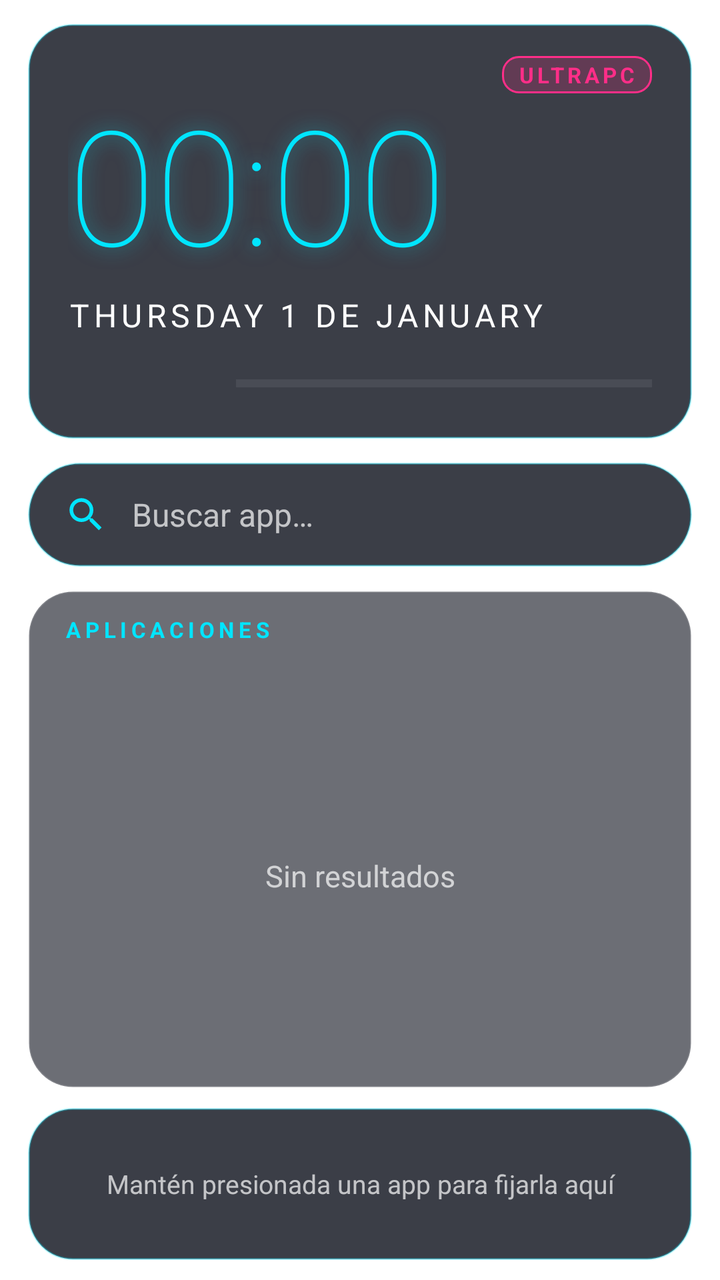
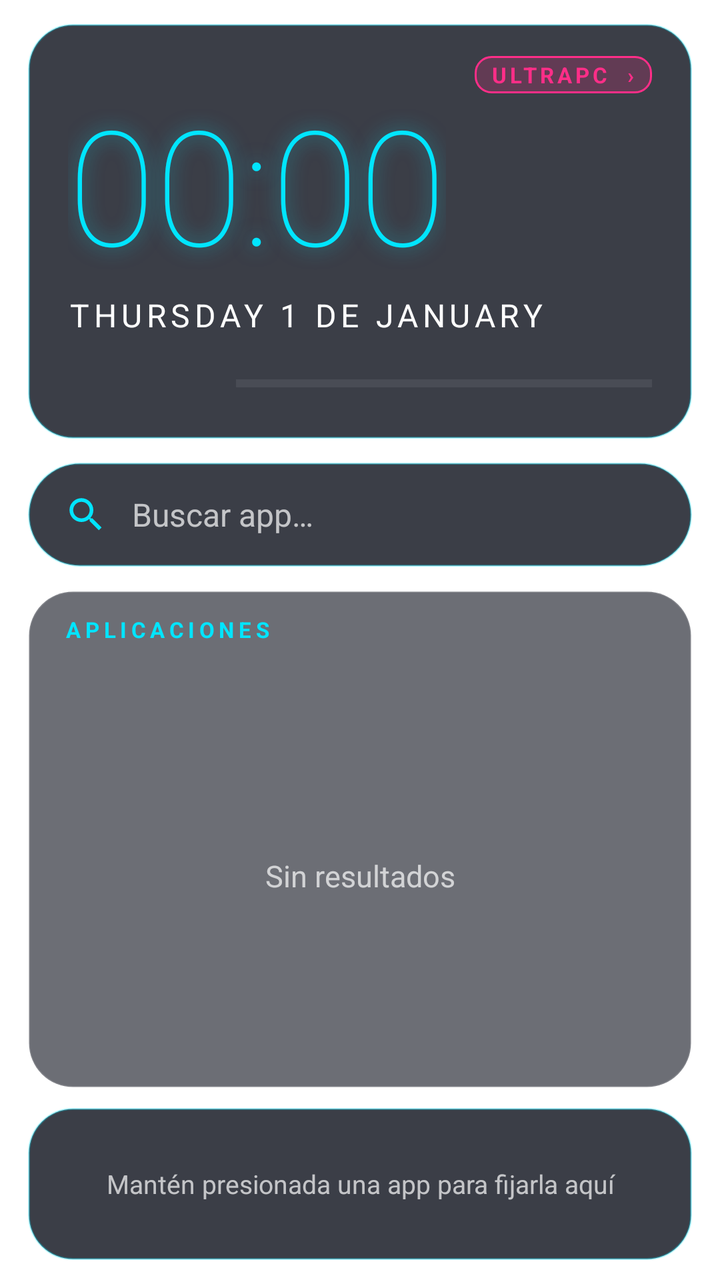

Screens rendered from an Android XML layout before and after an edit, with the pre-edit source and the edit as a unified diff.
<!-- AndroidManifest.xml: application theme LauncherTheme -->
<!-- res/layout/activity_main.xml -->
<?xml version="1.0" encoding="utf-8"?>
<LinearLayout xmlns:android="http://schemas.android.com/apk/res/android"
    android:id="@+id/root"
    android:layout_width="match_parent"
    android:layout_height="match_parent"
    android:orientation="vertical"
    android:fitsSystemWindows="true"
    android:paddingLeft="14dp"
    android:paddingRight="14dp"
    android:paddingTop="12dp"
    android:paddingBottom="10dp">

    
    <LinearLayout
        android:id="@+id/header"
        android:layout_width="match_parent"
        android:layout_height="wrap_content"
        android:orientation="vertical"
        android:background="@drawable/bg_panel"
        android:paddingLeft="20dp"
        android:paddingRight="20dp"
        android:paddingTop="16dp"
        android:paddingBottom="18dp">

        <LinearLayout
            android:layout_width="match_parent"
            android:layout_height="wrap_content"
            android:gravity="center_vertical"
            android:orientation="horizontal">

            <TextView
                android:id="@+id/greeting"
                android:layout_width="0dp"
                android:layout_height="wrap_content"
                android:layout_weight="1"
                android:textColor="@color/text_dim"
                android:textSize="13sp"
                android:textAllCaps="true"
                android:letterSpacing="0.2" />

            <TextView
                android:layout_width="wrap_content"
                android:layout_height="wrap_content"
                android:background="@drawable/bg_tag"
                android:paddingLeft="8dp"
                android:paddingRight="8dp"
                android:paddingTop="2dp"
                android:paddingBottom="2dp"
                android:text="ULTRAPC"
                android:textColor="@color/accent2"
                android:textSize="11sp"
                android:textStyle="bold"
                android:letterSpacing="0.15" />
        </LinearLayout>

        <TextClock
            android:id="@+id/clock"
            android:layout_width="wrap_content"
            android:layout_height="wrap_content"
            android:layout_marginTop="2dp"
            android:format24Hour="HH:mm"
            android:format12Hour="HH:mm"
            android:textColor="@color/accent"
            android:textSize="80sp"
            android:includeFontPadding="false"
            android:fontFamily="sans-serif-thin"
            android:shadowColor="#8000E5FF"
            android:shadowRadius="24" />

        <TextClock
            android:id="@+id/date"
            android:layout_width="wrap_content"
            android:layout_height="wrap_content"
            android:layout_marginTop="4dp"
            android:format24Hour="EEEE d 'de' MMMM"
            android:format12Hour="EEEE d 'de' MMMM"
            android:textColor="@color/text"
            android:textSize="16sp"
            android:textAllCaps="true"
            android:letterSpacing="0.14" />

        <LinearLayout
            android:id="@+id/battery"
            android:layout_width="match_parent"
            android:layout_height="wrap_content"
            android:layout_marginTop="14dp"
            android:gravity="center_vertical"
            android:orientation="horizontal">

            <TextView
                android:id="@+id/batteryText"
                android:layout_width="wrap_content"
                android:layout_height="wrap_content"
                android:minWidth="84dp"
                android:textColor="@color/text"
                android:textSize="14sp"
                android:textStyle="bold"
                android:fontFamily="monospace" />

            <ProgressBar
                android:id="@+id/batteryBar"
                style="@android:style/Widget.Material.ProgressBar.Horizontal"
                android:layout_width="0dp"
                android:layout_height="6dp"
                android:layout_weight="1"
                android:max="100"
                android:progressTint="@color/accent"
                android:progressBackgroundTint="#40FFFFFF" />
        </LinearLayout>
    </LinearLayout>

    
    <LinearLayout
        android:id="@+id/searchBox"
        android:layout_width="match_parent"
        android:layout_height="52dp"
        android:layout_marginTop="12dp"
        android:background="@drawable/bg_search"
        android:gravity="center_vertical"
        android:orientation="horizontal"
        android:paddingLeft="18dp"
        android:paddingRight="8dp"
        android:addStatesFromChildren="true">

        <ImageView
            android:layout_width="22dp"
            android:layout_height="22dp"
            android:src="@drawable/ic_search" />

        <EditText
            android:id="@+id/search"
            android:layout_width="0dp"
            android:layout_height="match_parent"
            android:layout_weight="1"
            android:layout_marginLeft="12dp"
            android:background="@null"
            android:hint="Buscar app…"
            android:textColorHint="@color/text_dim"
            android:textColor="@color/text"
            android:textSize="16sp"
            android:singleLine="true"
            android:imeOptions="actionGo"
            android:inputType="text" />

        <ImageView
            android:id="@+id/clear"
            android:layout_width="40dp"
            android:layout_height="40dp"
            android:padding="10dp"
            android:src="@drawable/ic_clear"
            android:visibility="gone" />
    </LinearLayout>

    
    <LinearLayout
        android:id="@+id/drawer"
        android:layout_width="match_parent"
        android:layout_height="0dp"
        android:layout_weight="1"
        android:layout_marginTop="12dp"
        android:background="@drawable/bg_glass"
        android:orientation="vertical"
        android:paddingTop="12dp">

        <LinearLayout
            android:layout_width="match_parent"
            android:layout_height="wrap_content"
            android:paddingLeft="18dp"
            android:paddingRight="18dp"
            android:orientation="horizontal">

            <TextView
                android:id="@+id/drawerTitle"
                android:layout_width="0dp"
                android:layout_height="wrap_content"
                android:layout_weight="1"
                android:text="APLICACIONES"
                android:textAllCaps="true"
                android:textColor="@color/accent"
                android:textSize="11sp"
                android:textStyle="bold"
                android:letterSpacing="0.2" />

            <TextView
                android:id="@+id/count"
                android:layout_width="wrap_content"
                android:layout_height="wrap_content"
                android:textColor="@color/text_dim"
                android:textSize="11sp"
                android:fontFamily="monospace" />
        </LinearLayout>

        
        <HorizontalScrollView
            android:id="@+id/chipsScroll"
            android:layout_width="match_parent"
            android:layout_height="wrap_content"
            android:layout_marginTop="10dp"
            android:scrollbars="none"
            android:fadingEdgeLength="20dp"
            android:requiresFadingEdge="horizontal">

            <LinearLayout
                android:id="@+id/chips"
                android:layout_width="wrap_content"
                android:layout_height="wrap_content"
                android:orientation="horizontal"
                android:paddingLeft="14dp"
                android:paddingRight="14dp" />
        </HorizontalScrollView>

        <FrameLayout
            android:layout_width="match_parent"
            android:layout_height="match_parent">

            <GridView
                android:id="@+id/grid"
                android:layout_width="match_parent"
                android:layout_height="match_parent"
                android:numColumns="4"
                android:verticalSpacing="14dp"
                android:horizontalSpacing="4dp"
                android:stretchMode="columnWidth"
                android:clipToPadding="false"
                android:paddingLeft="6dp"
                android:paddingRight="6dp"
                android:paddingTop="12dp"
                android:paddingBottom="12dp"
                android:listSelector="@android:color/transparent"
                android:fadingEdgeLength="24dp"
                android:requiresFadingEdge="vertical"
                android:scrollbars="none" />

            <TextView
                android:id="@+id/empty"
                android:layout_width="match_parent"
                android:layout_height="match_parent"
                android:gravity="center"
                android:text="Sin resultados"
                android:textColor="@color/text_dim"
                android:textSize="15sp" />
        </FrameLayout>
    </LinearLayout>

    
    <FrameLayout
        android:id="@+id/dockBar"
        android:layout_width="match_parent"
        android:layout_height="76dp"
        android:layout_marginTop="10dp"
        android:background="@drawable/bg_panel">

        <LinearLayout
            android:id="@+id/dock"
            android:layout_width="match_parent"
            android:layout_height="match_parent"
            android:gravity="center"
            android:orientation="horizontal"
            android:paddingLeft="8dp"
            android:paddingRight="8dp" />

        <TextView
            android:id="@+id/dockHint"
            android:layout_width="match_parent"
            android:layout_height="match_parent"
            android:gravity="center"
            android:paddingLeft="16dp"
            android:paddingRight="16dp"
            android:text="Mantén presionada una app para fijarla aquí"
            android:textColor="@color/text_dim"
            android:textSize="13sp" />
    </FrameLayout>
</LinearLayout>
<!-- resources referenced by this layout -->
<resources>
  <color name="accent">#00E5FF</color>
  <color name="accent2">#FF2E88</color>
  <color name="text">#FFFFFFFF</color>
  <color name="text_dim">#B3FFFFFF</color>
  <!-- drawable bg_glass (drawable) -->
  <?xml version="1.0" encoding="utf-8"?>
  <shape xmlns:android="http://schemas.android.com/apk/res/android" android:shape="rectangle">
      <solid android:color="@color/glass" />
      <corners android:radius="22dp" />
      <stroke android:width="1dp" android:color="#26FFFFFF" />
  </shape>
  <!-- drawable bg_panel (drawable) -->
  <?xml version="1.0" encoding="utf-8"?>
  <shape xmlns:android="http://schemas.android.com/apk/res/android" android:shape="rectangle">
      <solid android:color="@color/panel" />
      <corners android:radius="22dp" />
      <stroke android:width="1dp" android:color="@color/stroke" />
  </shape>
  <!-- drawable bg_search (drawable) -->
  <?xml version="1.0" encoding="utf-8"?>
  <selector xmlns:android="http://schemas.android.com/apk/res/android">
      <item android:state_focused="true">
          <shape android:shape="rectangle">
              <solid android:color="@color/panel" />
              <corners android:radius="28dp" />
              <stroke android:width="2dp" android:color="@color/accent" />
          </shape>
      </item>
      <item>
          <shape android:shape="rectangle">
              <solid android:color="@color/panel" />
              <corners android:radius="28dp" />
              <stroke android:width="1dp" android:color="@color/stroke" />
          </shape>
      </item>
  </selector>
  <!-- drawable bg_tag (drawable) -->
  <?xml version="1.0" encoding="utf-8"?>
  <shape xmlns:android="http://schemas.android.com/apk/res/android" android:shape="rectangle">
      <solid android:color="#33FF2E88" />
      <corners android:radius="8dp" />
      <stroke android:width="1dp" android:color="@color/accent2" />
  </shape>
  <!-- drawable ic_clear (drawable) -->
  <?xml version="1.0" encoding="utf-8"?>
  <vector xmlns:android="http://schemas.android.com/apk/res/android"
      android:width="20dp" android:height="20dp"
      android:viewportWidth="24" android:viewportHeight="24">
      <path android:fillColor="#B3FFFFFF"
          android:pathData="M19,6.41L17.59,5 12,10.59 6.41,5 5,6.41 10.59,12 5,17.59 6.41,19 12,13.41 17.59,19 19,17.59 13.41,12z" />
  </vector>
  <!-- drawable ic_search (drawable) -->
  <?xml version="1.0" encoding="utf-8"?>
  <vector xmlns:android="http://schemas.android.com/apk/res/android"
      android:width="22dp" android:height="22dp"
      android:viewportWidth="24" android:viewportHeight="24">
      <path android:fillColor="#00E5FF"
          android:pathData="M15.5,14h-0.79l-0.28,-0.27A6.47,6.47 0,0 0,16 9.5,6.5 6.5,0 1,0 9.5,16c1.61,0 3.09,-0.59 4.23,-1.57l0.27,0.28v0.79l5,4.99L20.49,19l-4.99,-5zM9.5,14C7.01,14 5,11.99 5,9.5S7.01,5 9.5,5 14,7.01 14,9.5 11.99,14 9.5,14z" />
  </vector>
  <style name="LauncherTheme" parent="android:Theme.Material.NoActionBar">
          <item name="android:windowShowWallpaper">true</item>
          <item name="android:windowBackground">@android:color/transparent</item>
          <item name="android:windowIsTranslucent">false</item>
          <item name="android:statusBarColor">@android:color/transparent</item>
          <item name="android:navigationBarColor">@android:color/transparent</item>
          <item name="android:colorAccent">@color/accent</item>
      </style>
  <color name="glass">#990A0E1A</color>
  <color name="panel">#CC0A0E1A</color>
  <color name="stroke">#4D00E5FF</color>
</resources>

<!-- the commit's change to res/layout/activity_main.xml (unified diff, before → after) -->
@@ -39,6 +39,7 @@
                 android:letterSpacing="0.2" />
 
             <TextView
+                android:id="@+id/brandTag"
                 android:layout_width="wrap_content"
                 android:layout_height="wrap_content"
                 android:background="@drawable/bg_tag"
@@ -46,7 +47,7 @@
                 android:paddingRight="8dp"
                 android:paddingTop="2dp"
                 android:paddingBottom="2dp"
-                android:text="ULTRAPC"
+                android:text="ULTRAPC  ›"
                 android:textColor="@color/accent2"
                 android:textSize="11sp"
                 android:textStyle="bold"
